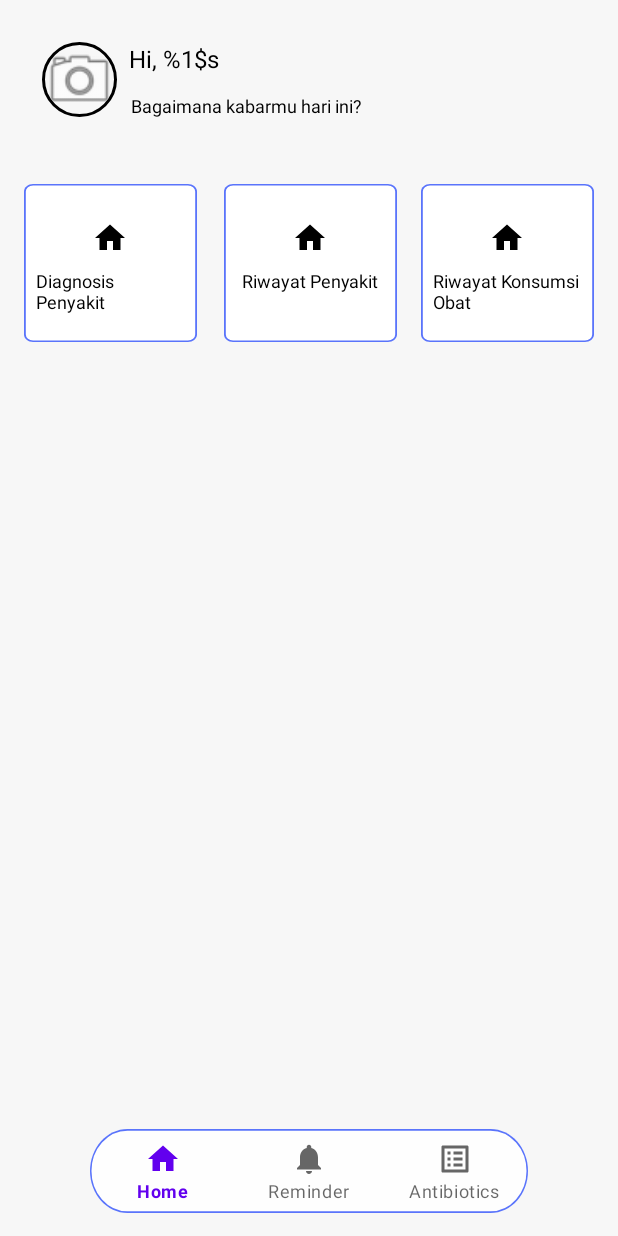
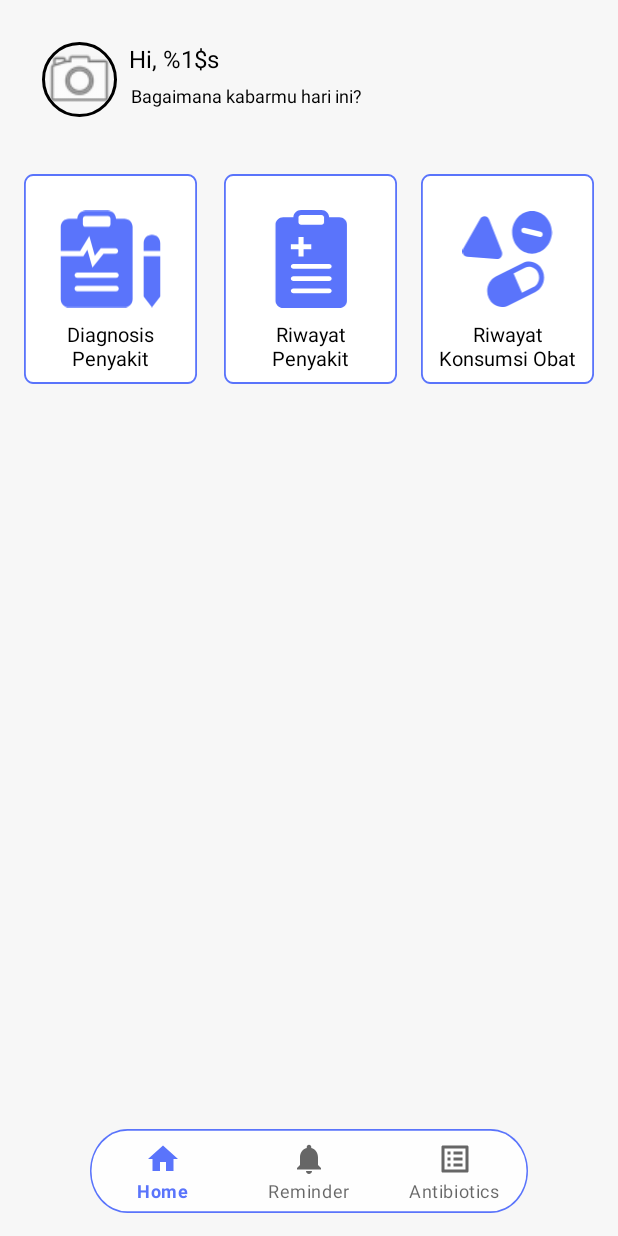
Before and after one commit to Kebarrrr/Antidot-Capstone, an Android app: the HomeFragment screen opened directly, with no data from a screen before it, on a phone screen of 412 x 824 dp. Run offline under Robolectric (Android 15) with nearby library versions, the phone set to English and light mode, and no system bars; our stand-ins replace CircleImageView, navigation-ui; pictures from the network do not load; 3 statements that could not run were skipped.

Commit message:
rapihin dikit button di home supaya iconnya sesuai sama figma

```diff
--- /dev/null
+++ b/app/src/main/res/drawable/diagnosis.xml
@@ -0,0 +1,18 @@
+<vector xmlns:android="http://schemas.android.com/apk/res/android"
+    android:width="51dp"
+    android:height="49dp"
+    android:viewportWidth="51"
+    android:viewportHeight="49">
+  <path
+      android:pathData="M8.75,4.188C8.75,1.944 10.625,0.125 12.938,0.125H24.104C26.417,0.125 28.292,1.944 28.292,4.188V6.896C28.292,9.14 26.417,10.958 24.104,10.958H12.938C10.625,10.958 8.75,9.14 8.75,6.896V4.188ZM12.938,2.833C12.167,2.833 11.542,3.44 11.542,4.188V6.896C11.542,7.644 12.167,8.25 12.938,8.25H24.104C24.875,8.25 25.5,7.644 25.5,6.896V4.188C25.5,3.44 24.875,2.833 24.104,2.833H12.938Z"
+      android:fillColor="#5A74FB"
+      android:fillType="evenOdd"/>
+  <path
+      android:pathData="M10.146,4.188H4.563C2.25,4.188 0.375,6.006 0.375,8.25V20.438H10.195L14.799,12.944L17.59,22.882L20.629,19.083H27.968C28.739,19.083 29.364,19.69 29.364,20.438C29.364,21.185 28.739,21.792 27.968,21.792H21.996L16.366,28.827L13.832,19.806L11.781,23.146H0.375V44.813C0.375,47.056 2.25,48.875 4.563,48.875H32.479C34.792,48.875 36.667,47.056 36.667,44.813V8.25C36.667,6.006 34.792,4.188 32.479,4.188H26.896V6.896C26.896,8.392 25.646,9.604 24.104,9.604H12.938C11.396,9.604 10.146,8.392 10.146,6.896V4.188ZM7.354,32.625C7.354,31.877 7.979,31.271 8.75,31.271H28.292C29.063,31.271 29.688,31.877 29.688,32.625C29.688,33.373 29.063,33.979 28.292,33.979H8.75C7.979,33.979 7.354,33.373 7.354,32.625ZM8.75,38.042C7.979,38.042 7.354,38.648 7.354,39.396C7.354,40.144 7.979,40.75 8.75,40.75H28.292C29.063,40.75 29.688,40.144 29.688,39.396C29.688,38.648 29.063,38.042 28.292,38.042H8.75Z"
+      android:fillColor="#5A74FB"
+      android:fillType="evenOdd"/>
+  <path
+      android:pathData="M46.438,12.313C44.125,12.313 42.25,14.131 42.25,16.375V20.438H50.625V16.375C50.625,14.131 48.75,12.313 46.438,12.313ZM50.625,23.146H42.25V43.458L46.438,48.875L50.625,43.458V23.146Z"
+      android:fillColor="#5A74FB"
+      android:fillType="evenOdd"/>
+</vector>
--- /dev/null
+++ b/app/src/main/res/drawable/riwayatobat.xml
@@ -0,0 +1,17 @@
+<vector xmlns:android="http://schemas.android.com/apk/res/android"
+    android:width="45dp"
+    android:height="49dp"
+    android:viewportWidth="45"
+    android:viewportHeight="49">
+  <path
+      android:pathData="M44.659,11.167C44.659,17.057 40.216,21.833 34.734,21.833C29.252,21.833 24.809,17.057 24.809,11.167C24.809,5.276 29.252,0.5 34.734,0.5C40.216,0.5 44.659,5.276 44.659,11.167ZM40.047,12.479C39.894,13.197 39.228,13.645 38.56,13.48L30.352,11.452C29.684,11.287 29.267,10.572 29.421,9.854C29.574,9.136 30.24,8.688 30.908,8.853L39.116,10.881C39.784,11.046 40.201,11.762 40.047,12.479Z"
+      android:fillColor="#5A74FB"
+      android:fillType="evenOdd"/>
+  <path
+      android:pathData="M13.367,4.827C12.564,2.784 9.877,2.578 8.798,4.476L0.358,19.319C-0.615,21.032 0.473,23.218 2.372,23.363L17.094,24.492C18.993,24.638 20.375,22.641 19.65,20.799L13.367,4.827Z"
+      android:fillColor="#5A74FB"/>
+  <path
+      android:pathData="M36.452,40.978C40.178,39.111 41.79,34.351 40.053,30.347C38.315,26.343 33.886,24.61 30.16,26.478L16.667,33.239C12.941,35.106 11.329,39.866 13.066,43.87C14.804,47.875 19.233,49.607 22.959,47.74L36.452,40.978ZM29.7,41.419L35.403,38.561C37.888,37.317 38.962,34.143 37.804,31.474C36.646,28.804 33.693,27.649 31.209,28.894L25.506,31.752L29.7,41.419Z"
+      android:fillColor="#5A74FB"
+      android:fillType="evenOdd"/>
+</vector>
--- /dev/null
+++ b/app/src/main/res/drawable/riwayatpenyakit.xml
@@ -0,0 +1,12 @@
+<vector xmlns:android="http://schemas.android.com/apk/res/android"
+    android:width="66.975dp"
+    android:height="89.3dp"
+    android:viewportWidth="36"
+    android:viewportHeight="48">
+
+    <path
+        android:fillColor="#5A74FB"
+        android:fillType="evenOdd"
+        android:pathData="M13.337,0C11.255,0 9.567,1.612 9.567,3.6H4.54C2.457,3.6 0.769,5.212 0.769,7.2V44.4C0.769,46.388 2.457,48 4.54,48H32.189C34.271,48 35.959,46.388 35.959,44.4V7.2C35.959,5.212 34.271,3.6 32.189,3.6H27.162C27.162,1.612 25.474,0 23.392,0H13.337ZM12.08,3.6C12.08,2.937 12.643,2.4 13.337,2.4H23.392C24.086,2.4 24.648,2.937 24.648,3.6V6C24.648,6.663 24.086,7.2 23.392,7.2H13.337C12.643,7.2 12.08,6.663 12.08,6V3.6ZM12.08,13.2V16.8H8.31V19.2H12.08V22.8H14.594V19.2H18.364V16.8H14.594V13.2H12.08ZM9.567,26.4C8.873,26.4 8.31,26.937 8.31,27.6C8.31,28.263 8.873,28.8 9.567,28.8H27.162C27.856,28.8 28.419,28.263 28.419,27.6C28.419,26.937 27.856,26.4 27.162,26.4H9.567ZM8.31,33.6C8.31,32.937 8.873,32.4 9.567,32.4H27.162C27.856,32.4 28.419,32.937 28.419,33.6C28.419,34.263 27.856,34.8 27.162,34.8H9.567C8.873,34.8 8.31,34.263 8.31,33.6ZM9.567,38.4C8.873,38.4 8.31,38.937 8.31,39.6C8.31,40.263 8.873,40.8 9.567,40.8H27.162C27.856,40.8 28.419,40.263 28.419,39.6C28.419,38.937 27.856,38.4 27.162,38.4H9.567Z" />
+
+</vector>
--- a/app/src/main/res/layout/fragment_home.xml
+++ b/app/src/main/res/layout/fragment_home.xml
@@ -42,7 +42,7 @@
         android:id="@+id/ask"
         android:layout_width="wrap_content"
         android:layout_height="wrap_content"
-        android:layout_marginTop="12dp"
+        android:layout_marginTop="5dp"
         android:gravity="center_vertical"
         android:text="@string/ask"
         android:textAppearance="@style/ask"
@@ -75,12 +75,12 @@
 
             <ImageView
                 android:id="@+id/diagnosis_icon"
-                android:layout_width="wrap_content"
-                android:layout_height="wrap_content"
+                android:layout_width="67dp"
+                android:layout_height="65dp"
                 android:layout_gravity="center"
                 android:layout_marginTop="16dp"
                 android:contentDescription="Diagnosis Icon"
-                android:src="@drawable/ic_home_black_24dp" />
+                android:src="@drawable/diagnosis" />
 
             <TextView
                 android:layout_width="wrap_content"
@@ -89,7 +89,8 @@
                 android:layout_marginTop="8dp"
                 android:text="Diagnosis Penyakit"
                 android:textColor="@android:color/black"
-                android:textSize="12sp" />
+                android:textSize="13sp"
+                android:textAlignment="center"/>
         </LinearLayout>
 
         <Space
@@ -109,21 +110,22 @@
 
             <ImageView
                 android:id="@+id/history_disease_icon"
-                android:layout_width="wrap_content"
-                android:layout_height="wrap_content"
+                android:layout_width="67dp"
+                android:layout_height="65dp"
                 android:layout_gravity="center"
                 android:layout_marginTop="16dp"
                 android:contentDescription="Disease History Icon"
-                android:src="@drawable/ic_home_black_24dp" />
+                android:src="@drawable/riwayatpenyakit" />
 
             <TextView
                 android:layout_width="wrap_content"
                 android:layout_height="wrap_content"
                 android:layout_gravity="center"
                 android:layout_marginTop="8dp"
-                android:text="Riwayat Penyakit"
+                android:text="Riwayat  Penyakit"
                 android:textColor="@android:color/black"
-                android:textSize="12sp" />
+                android:textSize="13sp"
+                android:textAlignment="center"/>
         </LinearLayout>
 
         <!-- Card 3: Medicine History -->
@@ -139,12 +141,12 @@
 
             <ImageView
                 android:id="@+id/history_medicine_icon"
-                android:layout_width="wrap_content"
-                android:layout_height="wrap_content"
+                android:layout_width="67dp"
+                android:layout_height="65dp"
                 android:layout_gravity="center"
                 android:layout_marginTop="16dp"
                 android:contentDescription="Medicine History Icon"
-                android:src="@drawable/ic_home_black_24dp" />
+                android:src="@drawable/riwayatobat" />
 
             <TextView
                 android:layout_width="wrap_content"
@@ -153,7 +155,8 @@
                 android:layout_marginTop="8dp"
                 android:text="Riwayat Konsumsi Obat"
                 android:textColor="@android:color/black"
-                android:textSize="12sp" />
+                android:textSize="13sp"
+                android:textAlignment="center"/>
         </LinearLayout>
 
     </LinearLayout>
@@ -162,6 +165,8 @@
         android:id="@+id/rv_antibiotics"
         android:layout_width="0dp"
         android:layout_height="0dp"
+        android:layout_marginStart="15dp"
+        android:layout_marginEnd="15dp"
         android:clipToPadding="false"
         android:paddingBottom="?attr/actionBarSize"
         app:layout_constraintBottom_toBottomOf="parent"
--- a/app/src/main/res/values/colors.xml
+++ b/app/src/main/res/values/colors.xml
@@ -1,10 +1,11 @@
 <?xml version="1.0" encoding="utf-8"?>
 <resources>
     <color name="purple_200">#FFBB86FC</color>
-    <color name="purple_500">#FF6200EE</color>
+    <color name="purple_500">#5A74FB</color>
     <color name="purple_700">#FF3700B3</color>
     <color name="teal_200">#FF03DAC5</color>
     <color name="teal_700">#FF018786</color>
     <color name="black">#FF000000</color>
     <color name="white">#FFFFFFFF</color>
+
 </resources>
```
